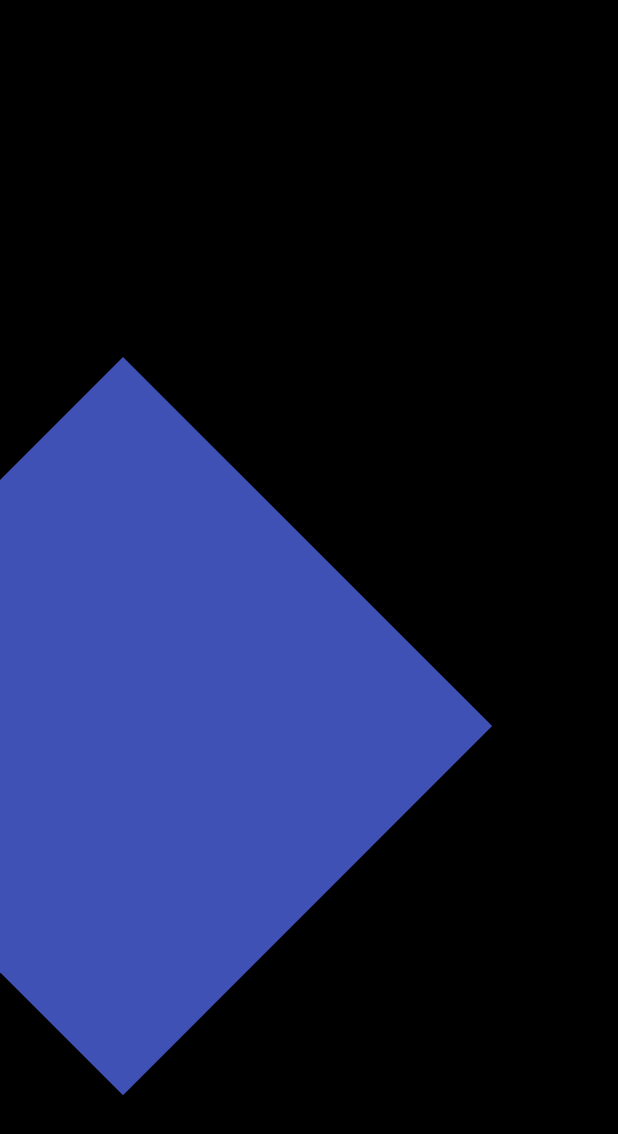
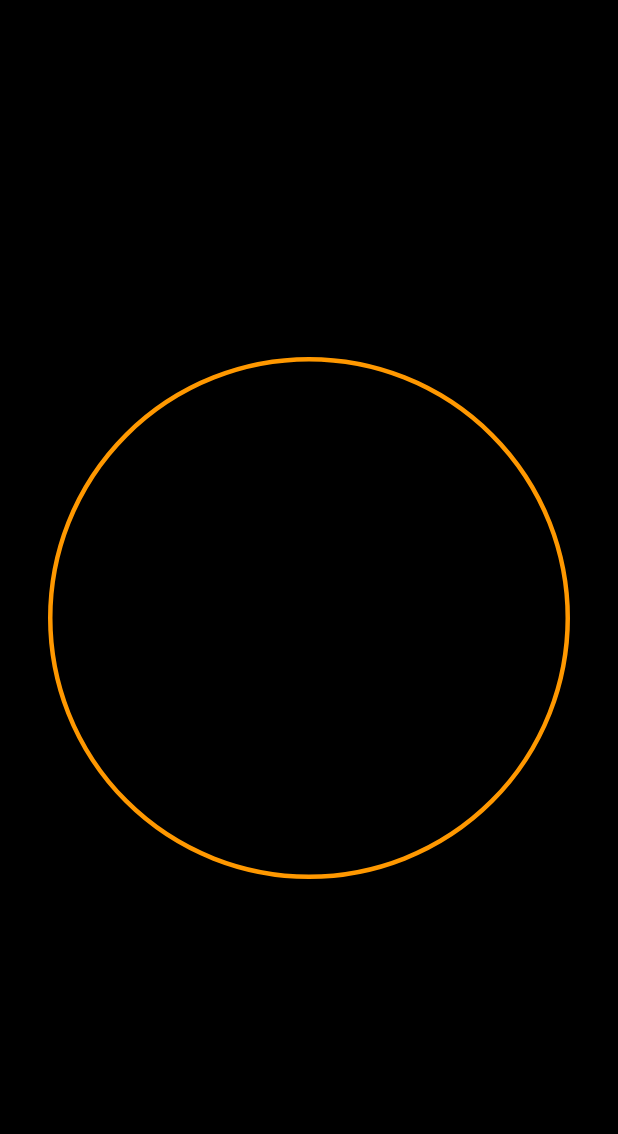
Before and after one commit to MeYo0o/Flutter-Animation-Masterclass, a Flutter app: the screen it shows after launch, on a phone screen of 412 x 824 dp. Shown: the top 1134 px of the screen. Run offline on Flutter 3.47's test engine with Material 2 defaults, Android fonts, the phone set to English and light mode, and no system bars.

Commit message:
Add EP 18

```diff
--- a/lib/pages/ep11_to_ep/stop_watch_renderer.dart
+++ b/lib/pages/ep11_to_ep/stop_watch_renderer.dart
@@ -1,15 +1,29 @@
 import 'package:flutter/material.dart';
-import 'package:flutter_animations_masterclass/pages/ep11_to_ep/elapsed_time_text.dart';
 
 class StopwatchRenderer extends StatelessWidget {
   final Duration elapsedTime;
+  final double radius;
   const StopwatchRenderer({
     Key? key,
     required this.elapsedTime,
+    required this.radius,
   }) : super(key: key);
 
   @override
   Widget build(BuildContext context) {
-    return ElapsedTimeText(elapsed: elapsedTime);
+    return Stack(
+      children: [
+        Container(
+          decoration: BoxDecoration(
+            border: Border.all(
+              width: 3,
+              color: Colors.orange,
+            ),
+            borderRadius: BorderRadius.circular(radius),
+          ),
+        ),
+        // ElapsedTimeText(elapsed: elapsedTime),
+      ],
+    );
   }
 }
--- a/lib/pages/ep11_to_ep/stopwatch.dart
+++ b/lib/pages/ep11_to_ep/stopwatch.dart
@@ -1,8 +1,5 @@
-import 'dart:math';
-
 import 'package:flutter/material.dart';
 import 'package:flutter/scheduler.dart';
-import 'package:flutter_animations_masterclass/pages/ep11_to_ep/elapsed_time_text.dart';
 import 'package:flutter_animations_masterclass/pages/ep11_to_ep/stop_watch_renderer.dart';
 
 class MeYoStopWatch extends StatefulWidget {
@@ -12,7 +9,8 @@ class MeYoStopWatch extends StatefulWidget {
   State<MeYoStopWatch> createState() => _MeYoStopWatchState();
 }
 
-class _MeYoStopWatchState extends State<MeYoStopWatch> with SingleTickerProviderStateMixin {
+class _MeYoStopWatchState extends State<MeYoStopWatch>
+    with SingleTickerProviderStateMixin {
   late Ticker _ticker;
   Duration _elapsed = Duration.zero;
 
@@ -37,21 +35,14 @@ class _MeYoStopWatchState extends State<MeYoStopWatch> with SingleTickerProvider
 
   @override
   Widget build(BuildContext context) {
-    return Stack(
-      children: [
-        Transform(
-          transform: Matrix4.identity()
-            ..translate(50.0, 0.0, 0.0)
-            ..rotateZ(pi / 4),
-          // transform: Matrix4.translationValues(50.0, 0, 0) * Matrix4.rotationZ(pi / 4),
-          child: Container(
-            color: Colors.indigo,
-          ),
-        ),
-        // StopwatchRenderer(
-        //   elapsedTime: _elapsed,
-        // ),
-      ],
+    return LayoutBuilder(
+      builder: (context, constrains) {
+        final radius = constrains.maxWidth / 2;
+        return StopwatchRenderer(
+          elapsedTime: _elapsed,
+          radius: radius,
+        );
+      },
     );
   }
 }
```
